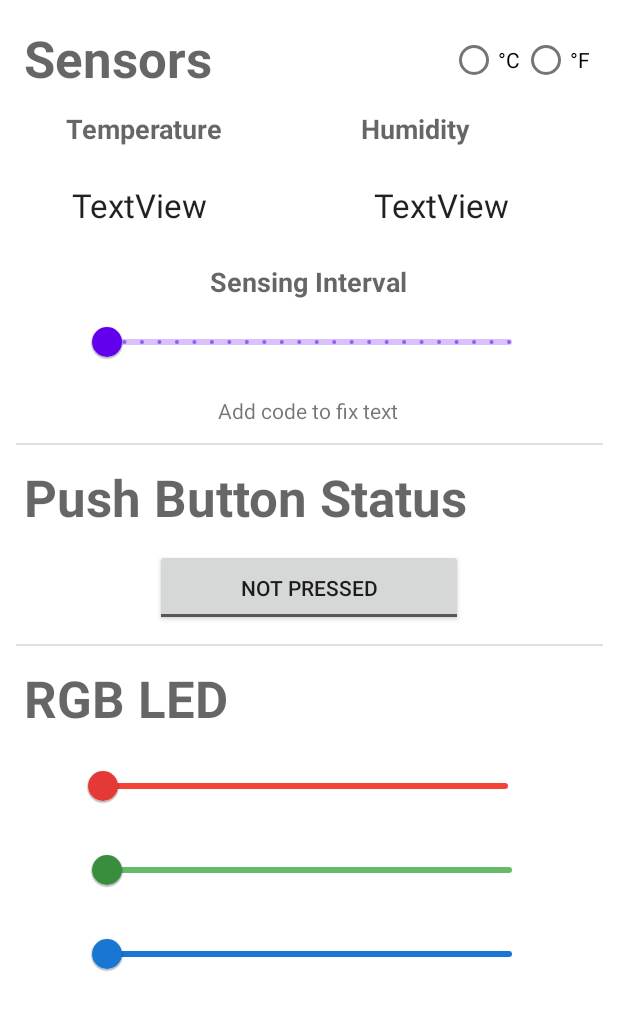
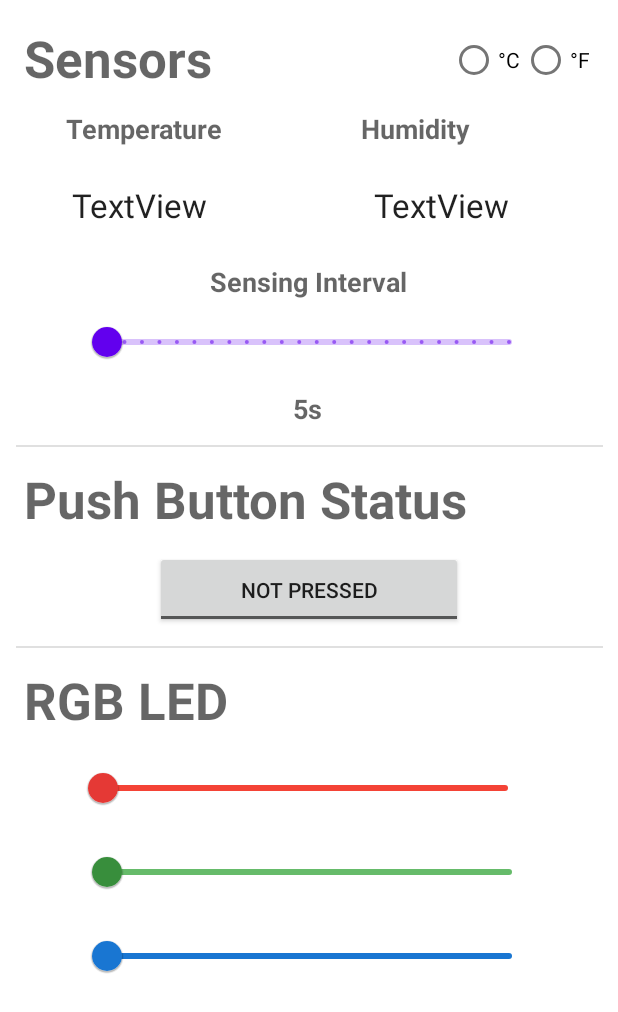
Before and after one commit to atharvalele/ece558_proj2_mqtt, an Android app: the layout activity_main.xml on its own in the app's theme, with its tools: preview values and no code run, on a phone screen of 412 x 824 dp. Shown: the top 1012 px of the screen. Run offline under Robolectric (Android 15) with nearby library versions, the phone set to English and light mode, and no system bars.

Commit message:
androidApp: implement basic slider functionality

```diff
--- a/AndroidApp/app/src/main/res/layout/activity_main.xml
+++ b/AndroidApp/app/src/main/res/layout/activity_main.xml
@@ -120,8 +120,10 @@
         android:id="@+id/intervalVal"
         android:layout_width="wrap_content"
         android:layout_height="wrap_content"
-        android:layout_marginTop="12dp"
-        android:text="Add code to fix text"
+        android:layout_marginTop="8dp"
+        android:text="5s"
+        android:textAppearance="@style/TextAppearance.AppCompat.Medium"
+        android:textStyle="bold"
         app:layout_constraintEnd_toEndOf="parent"
         app:layout_constraintHorizontal_bias="0.498"
         app:layout_constraintStart_toStartOf="parent"
@@ -207,7 +209,7 @@
         app:trackColorInactive="#F44336" />
 
     <com.google.android.material.slider.Slider
-        android:id="@+id/greenLedSlider"
+        android:id="@+id/blueLedSlider"
         android:layout_width="300dp"
         android:layout_height="400dp"
         android:layout_marginTop="8dp"
@@ -218,14 +220,14 @@
         app:layout_constraintEnd_toEndOf="parent"
         app:layout_constraintHorizontal_bias="0.494"
         app:layout_constraintStart_toStartOf="parent"
-        app:layout_constraintTop_toBottomOf="@+id/blueLedSlider"
+        app:layout_constraintTop_toBottomOf="@+id/greenLedSlider"
         app:thumbColor="#1976D2"
         app:tickColorInactive="#1976D2"
         app:trackColorActive="#1976D2"
         app:trackColorInactive="#1976D2" />
 
     <com.google.android.material.slider.Slider
-        android:id="@+id/blueLedSlider"
+        android:id="@+id/greenLedSlider"
         android:layout_width="300dp"
         android:layout_height="400dp"
         android:layout_marginTop="8dp"
```
Also changed, not shown: AndroidApp/app/src/main/java/edu/pdx/atharva/mqttiotdemo/MainActivity.kt (+78 -1 lines).
